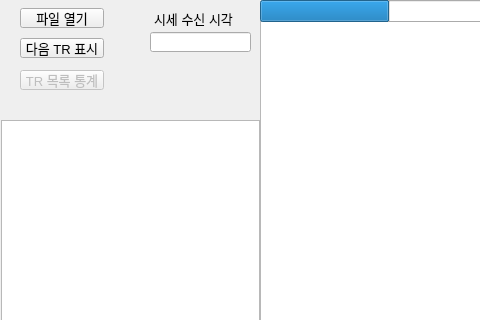
Old version of the form CDlgMain.ui in the repository teammtc/TickToBin; both pictures show x 0 to 480 and y 0 to 320 of the 800 by 600 pixel window.
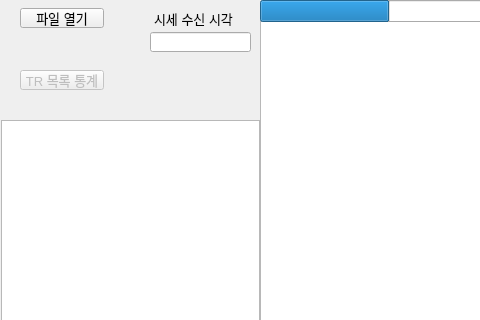
New version of the form.

Commit message: btnNextTR 제거 (앞으로 사용하지 않음)

Patch:
```diff
--- a/CDlgMain.ui
+++ b/CDlgMain.ui
@@ -42,24 +42,6 @@
      </rect>
     </property>
    </widget>
-   <widget class="QPushButton" name="btnNextTR">
-    <property name="geometry">
-     <rect>
-      <x>20</x>
-      <y>38</y>
-      <width>84</width>
-      <height>20</height>
-     </rect>
-    </property>
-    <property name="font">
-     <font>
-      <pointsize>10</pointsize>
-     </font>
-    </property>
-    <property name="text">
-     <string>다음 TR 표시</string>
-    </property>
-   </widget>
    <widget class="QLineEdit" name="leRcvTM">
     <property name="geometry">
      <rect>
```
Left out of the diff: 16 changed lines with no effect on the pictures. The commit also changes 4 other files.
